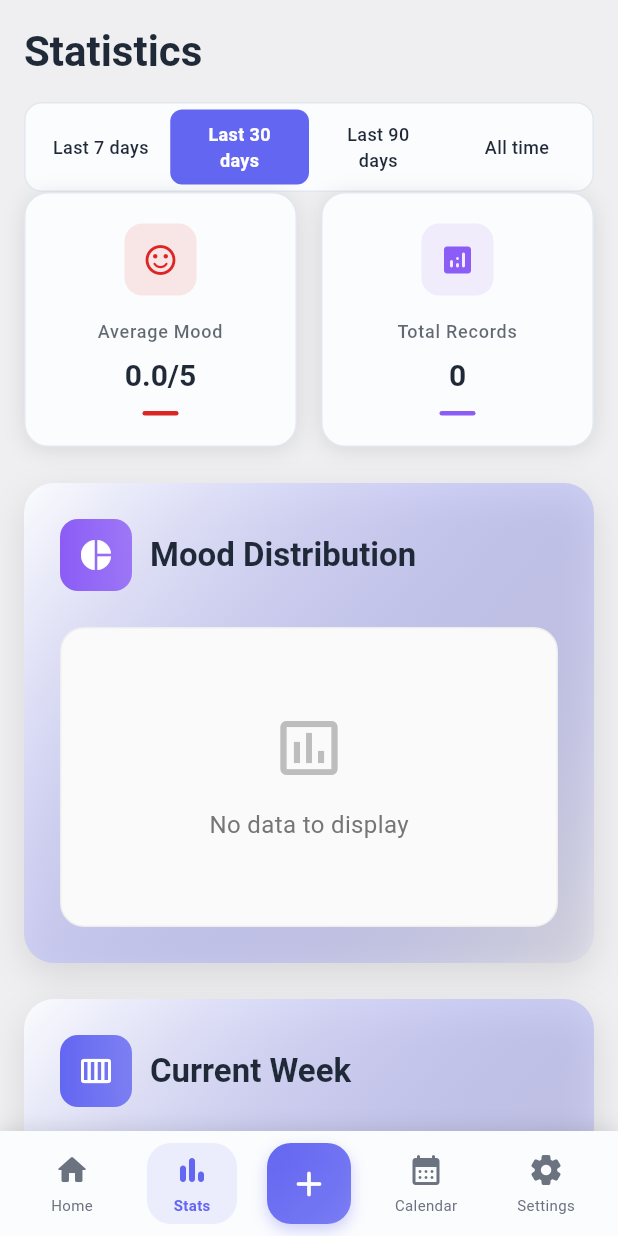
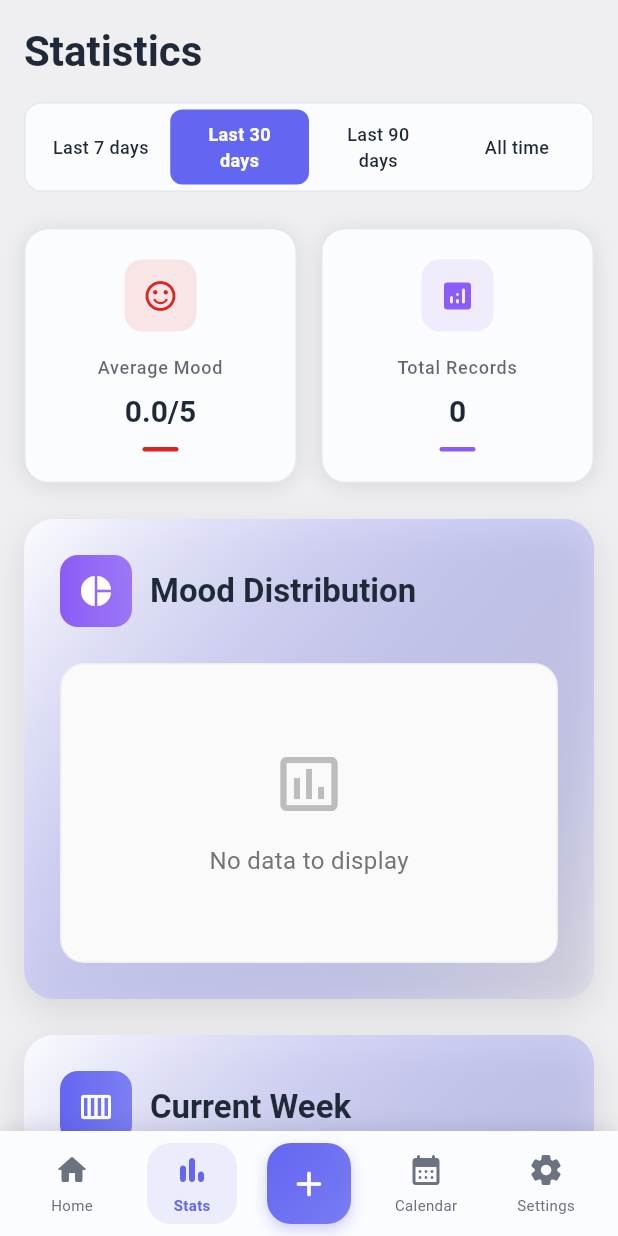
Before and after one commit to eduardopahl/mood_dot, a Flutter app: the screen it shows after launch, item 2 of the bottom bar chosen, on a phone screen of 412 x 824 dp. Run offline on Flutter 3.47's test engine with Material 3 defaults, Android fonts, the phone set to English and light mode, and no system bars; our stand-ins replace fl_chart, flutter_local_notifications, flutter_riverpod, google_mobile_ads, hive, hive_flutter and 3 more; accounts and stored records are empty; network calls fail.

Commit message:
fix: minor fix

```diff
--- a/lib/presentation/pages/home_page.dart
+++ b/lib/presentation/pages/home_page.dart
@@ -182,6 +182,8 @@ class HomePage extends ConsumerWidget {
                   ),
                 ),
               ),
+
+              const SliverToBoxAdapter(child: SizedBox(height: 24)),
 
               moodEntriesAsync.when(
                 data: (entries) {
--- a/lib/presentation/pages/statistics_page.dart
+++ b/lib/presentation/pages/statistics_page.dart
@@ -70,10 +70,11 @@ class StatisticsPage extends ConsumerWidget {
 
                 // Seletor de período
                 _buildPeriodSelector(context, ref),
-                // const SizedBox(height: 24),
+                const SizedBox(height: 12),
+
                 // Banner de anúncio centralizado com margens top e bottom
                 Center(child: AdBannerWidget()),
-
+                const SizedBox(height: 12),
                 // Cards de métricas principais
                 _buildMetricsCards(
                   context,
```
Also changed, not shown: 2 other files.
